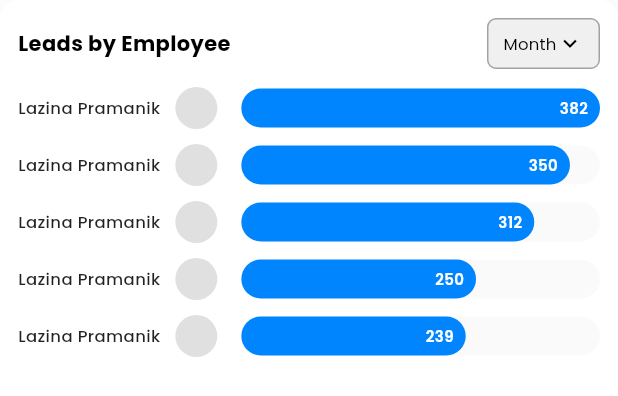
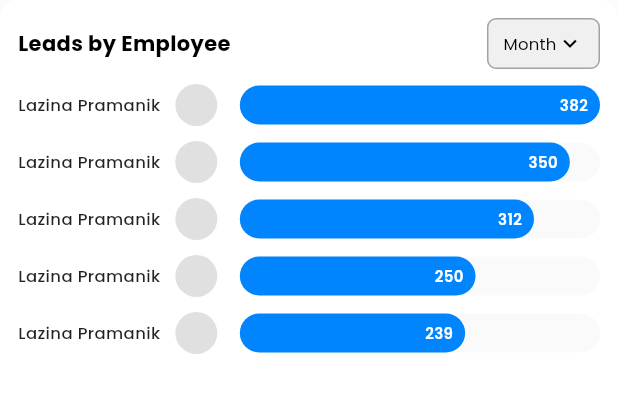
Before and after one commit to huzaifa-huzzi/Super_adminPanel, a Flutter app: the LeadsByEmployeeWidget widget shown alone on an empty page, opened directly, on a phone screen of 412 x 824 dp. Shown: the top 396 px of the screen. Run offline on Flutter 3.47's test engine with Material 3 defaults, Android fonts, the phone set to English and light mode, and no system bars; our stand-ins replace fl_chart, get, go_router, google_fonts, syncfusion_flutter_charts, url_strategy.

Commit message:
Dashboard screen completed

```diff
--- a/lib/Admin/Dashboard/LeadsByEmployeeWidget.dart
+++ b/lib/Admin/Dashboard/LeadsByEmployeeWidget.dart
@@ -1,6 +1,5 @@
 import 'package:flutter/material.dart';
 import 'package:super_adminPanel/Resources/Colors.dart';
-
 
 class LeadsByEmployeeWidget extends StatefulWidget {
   const LeadsByEmployeeWidget({super.key});
@@ -13,25 +12,34 @@ class _LeadsByEmployeeWidgetState extends State<LeadsByEmployeeWidget> {
   String selectedPeriod = 'Month';
   bool isExpanded = true;
 
-  final employees = ['Lazina Pramanik', 'Lazina Pramanik', 'Lazina Pramanik', 'Lazina Pramanik', 'Lazina Pramanik'];
+  final employees = [
+    'Lazina Pramanik',
+    'Lazina Pramanik',
+    'Lazina Pramanik',
+    'Lazina Pramanik',
+    'Lazina Pramanik'
+  ];
   final leadsMonth = [382, 350, 312, 250, 239];
   final leadsYear = [420, 390, 350, 300, 280];
 
+  // Responsive scaling function
+  double scaleValue(BuildContext context, double mobile, double tablet, double web) {
+    final width = MediaQuery.of(context).size.width;
+    if (width < 600) return mobile;
+    if (width < 1024) return tablet;
+    return web;
+  }
+
   @override
   Widget build(BuildContext context) {
-    final screenWidth = MediaQuery.of(context).size.width;
-    final isMobile = screenWidth < 600;
-    final isTablet = screenWidth >= 600 && screenWidth < 1024;
-
-    double scale(double mobile, double tablet, double web) =>
-        isMobile ? mobile : isTablet ? tablet : web;
-
-    final padding = scale(12, 16, 20);
-    final titleFontSize = scale(14, 15, 16);
-    final nameFontSize = scale(11, 12, 13);
-    final valueFontSize = scale(10, 11, 12);
-    final barHeight = scale(26, 28, 30);
-    final avatarRadius = scale(14, 16, 18);
+    final padding = scaleValue(context, 12, 16, 20);
+    final titleFontSize = scaleValue(context, 14, 15, 16);
+    final nameFontSize = scaleValue(context, 11, 12, 13);
+    final valueFontSize = scaleValue(context, 10, 11, 12);
+    final barHeight = scaleValue(context, 26, 28, 30);
+    final avatarRadius = scaleValue(context, 14, 16, 18);
+    final spacingBetweenRows = scaleValue(context, 10, 12, 14);
+    final spacingBetweenElements = scaleValue(context, 10, 12, 16);
 
     final currentLeads = selectedPeriod == 'Month' ? leadsMonth : leadsYear;
     final maxLead = currentLeads.reduce((a, b) => a > b ? a : b).toDouble();
@@ -41,7 +49,7 @@ class _LeadsByEmployeeWidgetState extends State<LeadsByEmployeeWidget> {
       padding: EdgeInsets.all(padding),
       decoration: BoxDecoration(
         color: Colors.white,
-        borderRadius: BorderRadius.circular(12),
+        borderRadius: BorderRadius.circular(scaleValue(context, 12, 14, 16)),
       ),
       child: Column(
         crossAxisAlignment: CrossAxisAlignment.start,
@@ -59,27 +67,30 @@ class _LeadsByEmployeeWidgetState extends State<LeadsByEmployeeWidget> {
                 ),
               ),
               Container(
-                height: scale(34, 36, 38),
-                padding: EdgeInsets.symmetric(horizontal: scale(10, 12, 14)),
+                height: scaleValue(context, 34, 36, 38),
+                padding: EdgeInsets.symmetric(horizontal: scaleValue(context, 10, 12, 14)),
                 decoration: BoxDecoration(
                   color: AppColors.dividerColor,
-                  borderRadius: BorderRadius.circular(6),
+                  borderRadius: BorderRadius.circular(scaleValue(context, 6, 8, 10)),
                   border: Border.all(color: AppColors.TextformFieldsTextColor),
                 ),
                 child: DropdownButtonHideUnderline(
                   child: DropdownButton<String>(
                     value: selectedPeriod,
-                    icon: const Icon(Icons.keyboard_arrow_down, size: 18, color: Colors.black),
-                    items: ['Month', 'Year'].map((e) => DropdownMenuItem(
-                      value: e,
-                      child: Text(e, style: TextStyle(fontSize: nameFontSize, color: Colors.black)),
-                    )).toList(),
+                    icon: Icon(Icons.keyboard_arrow_down, size: scaleValue(context, 18, 20, 22), color: Colors.black),
+                    items: ['Month', 'Year'].map((e) {
+                      return DropdownMenuItem(
+                        value: e,
+                        child: Text(
+                          e,
+                          style: TextStyle(fontSize: nameFontSize, color: Colors.black),
+                        ),
+                      );
+                    }).toList(),
                     onChanged: (value) {
                       if (value != null && value != selectedPeriod) {
-                        setState(() {
-                          isExpanded = false;
-                        });
-                        Future.delayed(const Duration(milliseconds: 250), () {
+                        setState(() => isExpanded = false);
+                        Future.delayed(Duration(milliseconds: 250), () {
                           setState(() {
                             selectedPeriod = value;
                             isExpanded = true;
@@ -92,7 +103,7 @@ class _LeadsByEmployeeWidgetState extends State<LeadsByEmployeeWidget> {
               ),
             ],
           ),
-          SizedBox(height: padding),
+          SizedBox(height: spacingBetweenElements),
 
           /// Horizontal Bars
           Column(
@@ -101,7 +112,7 @@ class _LeadsByEmployeeWidgetState extends State<LeadsByEmployeeWidget> {
               final progress = currentLeads[index] / maxLead;
 
               return Padding(
-                padding: EdgeInsets.only(bottom: scale(10, 12, 14)),
+                padding: EdgeInsets.only(bottom: spacingBetweenRows),
                 child: Row(
                   children: [
                     /// Employee Name
@@ -114,7 +125,7 @@ class _LeadsByEmployeeWidgetState extends State<LeadsByEmployeeWidget> {
                       ),
                     ),
 
-                    SizedBox(width: scale(10, 12, 14)),
+                    SizedBox(width: spacingBetweenElements),
 
                     /// Avatar
                     CircleAvatar(
@@ -122,13 +133,13 @@ class _LeadsByEmployeeWidgetState extends State<LeadsByEmployeeWidget> {
                       backgroundColor: Colors.grey.shade300,
                     ),
 
-                    SizedBox(width: scale(16, 20, 24)),
+                    SizedBox(width: spacingBetweenElements * 1.5),
 
-                    ///  Bars
+                    /// Animated Bars
                     Expanded(
                       child: TweenAnimationBuilder<double>(
                         tween: Tween<double>(begin: 0, end: isExpanded ? progress : 0),
-                        duration: const Duration(milliseconds: 600),
+                        duration: Duration(milliseconds: 600),
                         curve: Curves.easeInOut,
                         builder: (context, value, child) {
                           return Stack(
@@ -137,7 +148,7 @@ class _LeadsByEmployeeWidgetState extends State<LeadsByEmployeeWidget> {
                                 height: barHeight,
                                 decoration: BoxDecoration(
                                   color: AppColors.dividerColor.withOpacity(0.3),
-                                  borderRadius: BorderRadius.circular(50),
+                                  borderRadius: BorderRadius.circular(barHeight / 2),
                                 ),
                               ),
                               FractionallySizedBox(
@@ -147,10 +158,10 @@ class _LeadsByEmployeeWidgetState extends State<LeadsByEmployeeWidget> {
                                   height: barHeight,
                                   decoration: BoxDecoration(
                                     color: AppColors.primaryColor,
-                                    borderRadius: BorderRadius.circular(50),
+                                    borderRadius: BorderRadius.circular(barHeight / 2),
                                   ),
                                   alignment: Alignment.centerRight,
-                                  padding: EdgeInsets.only(right: scale(8, 10, 12)),
+                                  padding: EdgeInsets.only(right: scaleValue(context, 8, 10, 12)),
                                   child: Text(
                                     currentLeads[index].toString(),
                                     style: TextStyle(
```
Also changed, not shown: lib/Admin/Dashboard/DashboardScreen.dart (+45 -14 lines).
